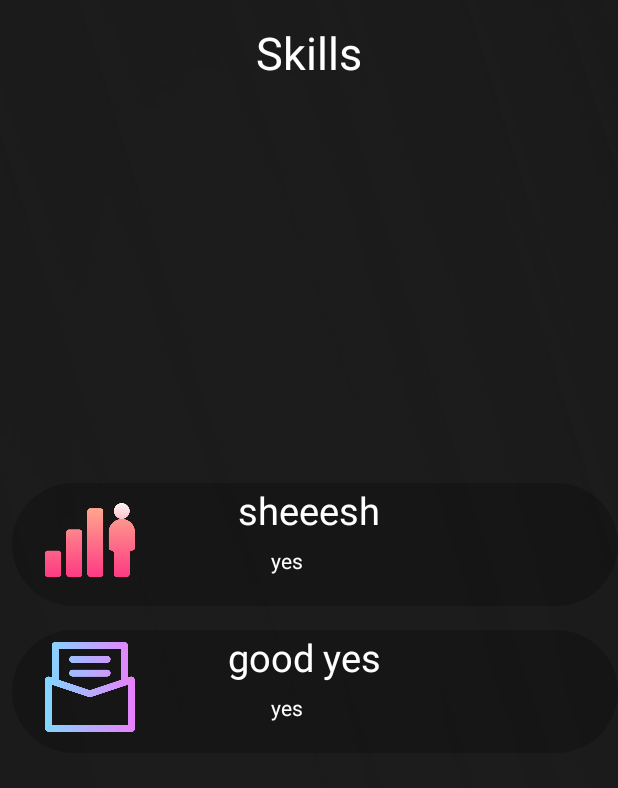
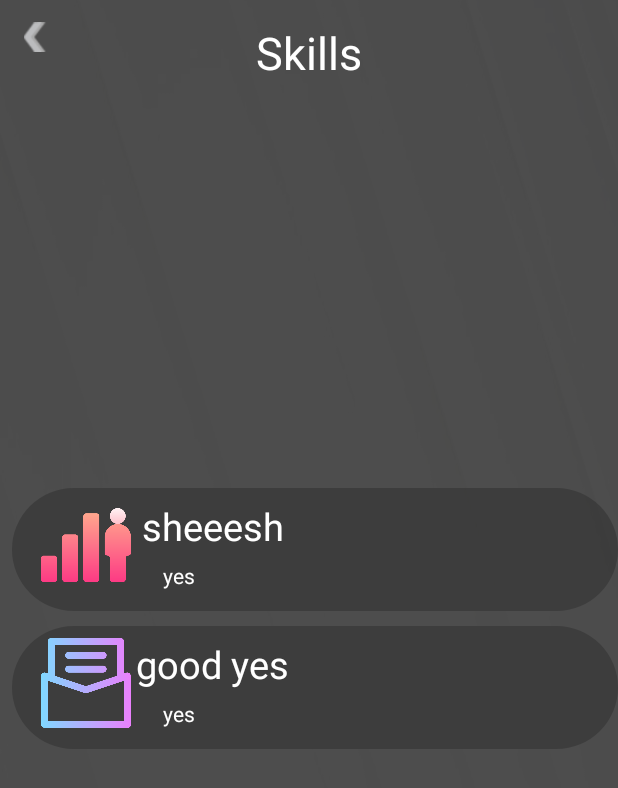
Before and after one commit to Sparaxi/one-pager, an Android app: the AboutMeActivity screen opened directly, with no data from a screen before it, after a tap on an icon or button, on a phone screen of 412 x 824 dp. Shown: the top 788 px of the screen. Run offline under Robolectric (Android 15) with nearby library versions, the phone set to English and light mode, and no system bars.

Commit message:
Finished Template.

```diff
--- a/onepagertest2/app/src/main/java/com/example/onepagertest2/AboutMeActivity.java
+++ b/onepagertest2/app/src/main/java/com/example/onepagertest2/AboutMeActivity.java
@@ -16,11 +16,16 @@ public class AboutMeActivity extends AppCompatActivity {
         setContentView(R.layout.activity_about_me);
 
         Button moreInterestsButton = findViewById(R.id.clickbaitButtonSkills);
+        Button aboutMeBackButton = findViewById(R.id.aboutMeBackButton);
 
         moreInterestsButton.setOnClickListener(v -> {
-            Intent intent = new Intent(AboutMeActivity.this, SkillsActivity.class);
-            startActivity(intent);
+            startActivity(new Intent(AboutMeActivity.this, SkillsActivity.class));
         });
+
+        aboutMeBackButton.setOnClickListener(v -> {
+            startActivity(new Intent(AboutMeActivity.this, MainActivity.class));
+        });
+
 
     }
 }
--- a/onepagertest2/app/src/main/java/com/example/onepagertest2/SkillsActivity.java
+++ b/onepagertest2/app/src/main/java/com/example/onepagertest2/SkillsActivity.java
@@ -3,9 +3,11 @@ package com.example.onepagertest2;
 import androidx.appcompat.app.AppCompatActivity;
 
 import android.content.Context;
+import android.content.Intent;
 import android.os.Bundle;
 import android.transition.Fade;
 import android.view.View;
+import android.widget.Button;
 import android.widget.ListView;
 
 import java.util.ArrayList;
@@ -32,6 +34,8 @@ public class SkillsActivity extends AppCompatActivity {
 
         skillsList = findViewById(R.id.skillsList);
 
+        Button skillsBackButton = findViewById(R.id.skillsBackButton);
+
         ArrayList<SkillsStringStorage> arrayList = new ArrayList<>();
 
         arrayList.add(new SkillsStringStorage("sheeesh","yes",R.drawable.skills));
@@ -40,6 +44,10 @@ public class SkillsActivity extends AppCompatActivity {
         SkillsAdapter skillsAdapter = new SkillsAdapter(this,R.layout.list_item_skills,arrayList);
         skillsList.setAdapter(skillsAdapter);
 
+        skillsBackButton.setOnClickListener(v -> {
+            startActivity(new Intent(SkillsActivity.this, MainActivity.class));
+        });
+
 
     }
 }
--- a/onepagertest2/app/src/main/res/layout/activity_skills.xml
+++ b/onepagertest2/app/src/main/res/layout/activity_skills.xml
@@ -5,9 +5,6 @@
     android:layout_width="match_parent"
     android:layout_height="match_parent"
     tools:context=".SkillsActivity">
-
-
-
 
     <ImageView
         android:id="@+id/imageView4"
@@ -18,6 +15,23 @@
         tools:layout_editor_absoluteX="0dp"
         tools:layout_editor_absoluteY="0dp"
         />
+
+    <ImageView
+        android:layout_width="match_parent"
+        android:layout_height="match_parent"
+        android:background="#37FFFFFF" />
+
+    <Button
+        android:id="@+id/skillsBackButton"
+        android:layout_width="15dp"
+        android:layout_height="20dp"
+        android:background="@drawable/back_arrow"
+        app:layout_constraintBottom_toBottomOf="parent"
+        app:layout_constraintEnd_toEndOf="parent"
+        app:layout_constraintHorizontal_bias="0.041"
+        app:layout_constraintStart_toStartOf="parent"
+        app:layout_constraintTop_toTopOf="parent"
+        app:layout_constraintVertical_bias="0.018" />
 
 
     <ListView
--- a/onepagertest2/app/src/main/res/layout/list_item_skills.xml
+++ b/onepagertest2/app/src/main/res/layout/list_item_skills.xml
@@ -23,43 +23,39 @@
         android:id="@+id/skillsItemText"
         android:layout_width="wrap_content"
         android:layout_height="wrap_content"
-        android:layout_marginTop="4dp"
-        android:layout_marginBottom="50dp"
         android:text="@string/skills"
         android:textColor="@color/white"
         android:textSize="25sp"
         app:layout_constraintBottom_toBottomOf="@+id/shapeableImageView"
         app:layout_constraintEnd_toEndOf="parent"
+        app:layout_constraintHorizontal_bias="0.299"
         app:layout_constraintStart_toStartOf="parent"
-        app:layout_constraintTop_toTopOf="@+id/shapeableImageView" />
+        app:layout_constraintTop_toTopOf="@+id/shapeableImageView"
+        app:layout_constraintVertical_bias="0.163" />
 
     <TextView
         android:id="@+id/skillsDesc"
         android:layout_width="wrap_content"
         android:layout_height="wrap_content"
-        android:layout_marginTop="42dp"
-        android:layout_marginBottom="3dp"
         android:text="@string/desc"
         android:textColor="@color/white"
         app:layout_constraintBottom_toBottomOf="@+id/shapeableImageView"
         app:layout_constraintEnd_toEndOf="parent"
-        app:layout_constraintHorizontal_bias="0.463"
+        app:layout_constraintHorizontal_bias="0.278"
         app:layout_constraintStart_toStartOf="parent"
         app:layout_constraintTop_toTopOf="@+id/shapeableImageView"
-        app:layout_constraintVertical_bias="0.0" />
+        app:layout_constraintVertical_bias="0.777" />
 
     <ImageView
         android:id="@+id/skillsItemImage"
         android:layout_width="64dp"
         android:layout_height="60dp"
-        android:layout_marginTop="11dp"
-        android:layout_marginBottom="14dp"
         app:layout_constraintBottom_toBottomOf="@+id/shapeableImageView"
         app:layout_constraintEnd_toEndOf="@+id/shapeableImageView"
-        app:layout_constraintHorizontal_bias="0.08"
+        app:layout_constraintHorizontal_bias="0.072"
         app:layout_constraintStart_toStartOf="parent"
         app:layout_constraintTop_toTopOf="@+id/shapeableImageView"
-        app:layout_constraintVertical_bias="1.0" />
+        app:layout_constraintVertical_bias="0.363" />
 
 
 </androidx.constraintlayout.widget.ConstraintLayout>
```
Also changed, not shown: onepagertest2/app/src/main/java/com/example/onepagertest2/ExperienceActivity.java (+7 -0 lines), onepagertest2/app/src/main/res/layout/activity_about_me.xml (+13 -11 lines), onepagertest2/app/src/main/res/layout/activity_experience.xml (+17 -0 lines).
